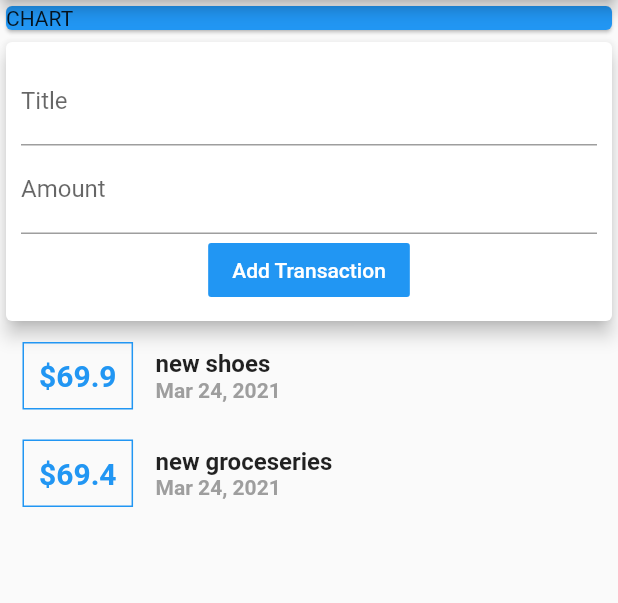
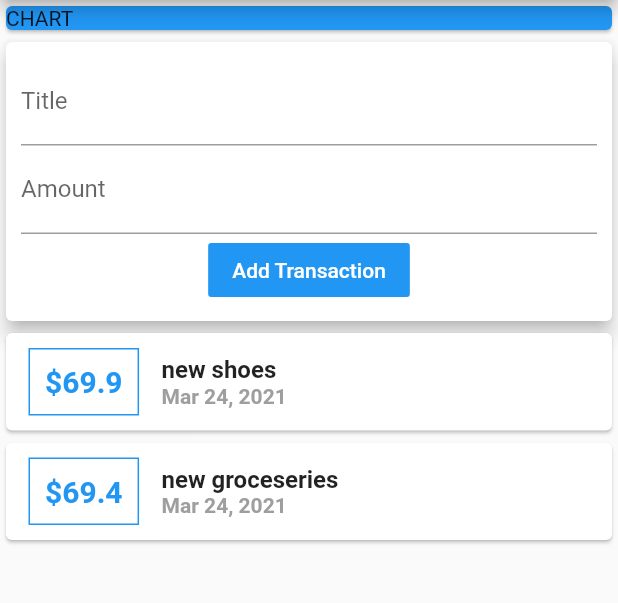
Before and after one commit to rajSon5512/NewBegining, a Flutter app: the screen it shows after launch, on a phone screen of 412 x 824 dp, the part 84-687 px from its top. Run offline on Flutter 3.47's test engine with Material 2 defaults, Android fonts, the phone set to English and light mode, and no system bars.

Commit message:
ListView finish

```diff
--- a/lib/transaction_list.dart
+++ b/lib/transaction_list.dart
@@ -13,32 +13,38 @@ class TrasactionList extends StatelessWidget {
   Widget build(BuildContext context) {
     return Container(
       height: 300,
-      child: SingleChildScrollView(
-        child: Column(
-          children: transactions.map((e){
-            return Row(
+      child: ListView.builder(
+          itemBuilder: (context, index) {
+            return Card(
+              child: Row(
                 children: [
                   Container(
-                  margin: EdgeInsets.symmetric(vertical: 10,horizontal: 15),
-                  decoration: BoxDecoration(border: Border.all(color: Colors.blue)),
+                    margin: EdgeInsets.symmetric(vertical: 10, horizontal: 15),
+                    decoration: BoxDecoration(
+                        border: Border.all(color: Colors.blue)),
                     padding: EdgeInsets.all(10),
-                  child: Text('\$${e.amount.toString()}',
-                    style: TextStyle(fontWeight:FontWeight.bold
-                        ,fontSize: 20,
+                    child: Text('\$${transactions[index].amount.toString()}',
+                      style: TextStyle(fontWeight: FontWeight.bold
+                          , fontSize: 20,
                           color: Colors.blue),),
                   ),
                   Column(
                     crossAxisAlignment: CrossAxisAlignment.start,
                     children: [
-                    Text(e.title,style: TextStyle(fontSize: 16,fontWeight: FontWeight.bold),),
-                    Text(DateFormat.yMMMd().format(e.date),style: TextStyle(color: Colors.grey,fontWeight: FontWeight.bold),)
+                      Text(transactions[index].title, style: TextStyle(
+                          fontSize: 16, fontWeight: FontWeight.bold),),
+                      Text(DateFormat.yMMMd().format(transactions[index].date),
+                        style: TextStyle(
+                            color: Colors.grey, fontWeight: FontWeight.bold),)
                     ],
                   )
                 ],
-            );
-          }).toList(),
-        ),
               ),
             );
+          },
+          itemCount: transactions.length,
+      )
+    );
+
   }
 }
```
Lines whose indentation alone changed are shown as unchanged.
